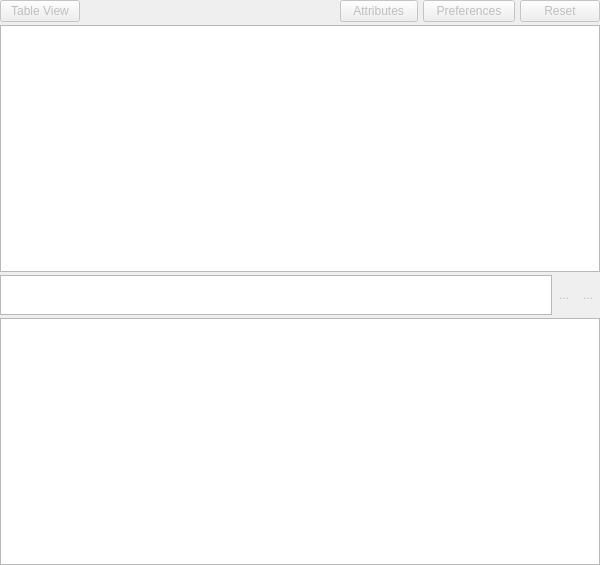
Qt form src/gdxviewer/gdxsymbolview.ui (GAMS-dev/studio) before a commit.
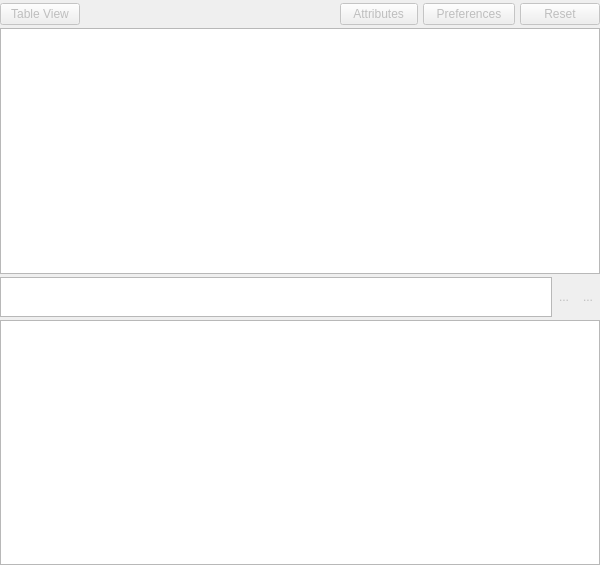
The same form after that commit. Icons and pictures are not drawn.

Commit message: restore old layout in GDX Viewer

The edit to the form file:
```diff
--- a/src/gdxviewer/gdxsymbolview.ui
+++ b/src/gdxviewer/gdxsymbolview.ui
@@ -33,7 +33,7 @@
     <number>0</number>
    </property>
    <property name="topMargin">
-    <number>0</number>
+    <number>3</number>
    </property>
    <property name="rightMargin">
     <number>0</number>
```
